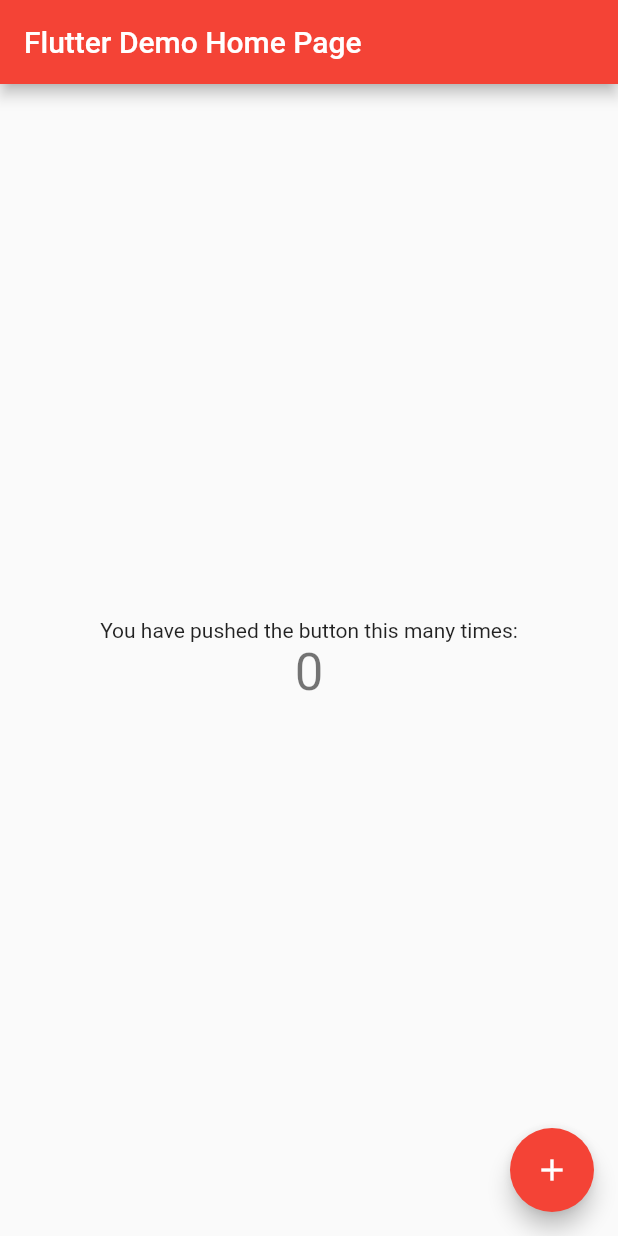
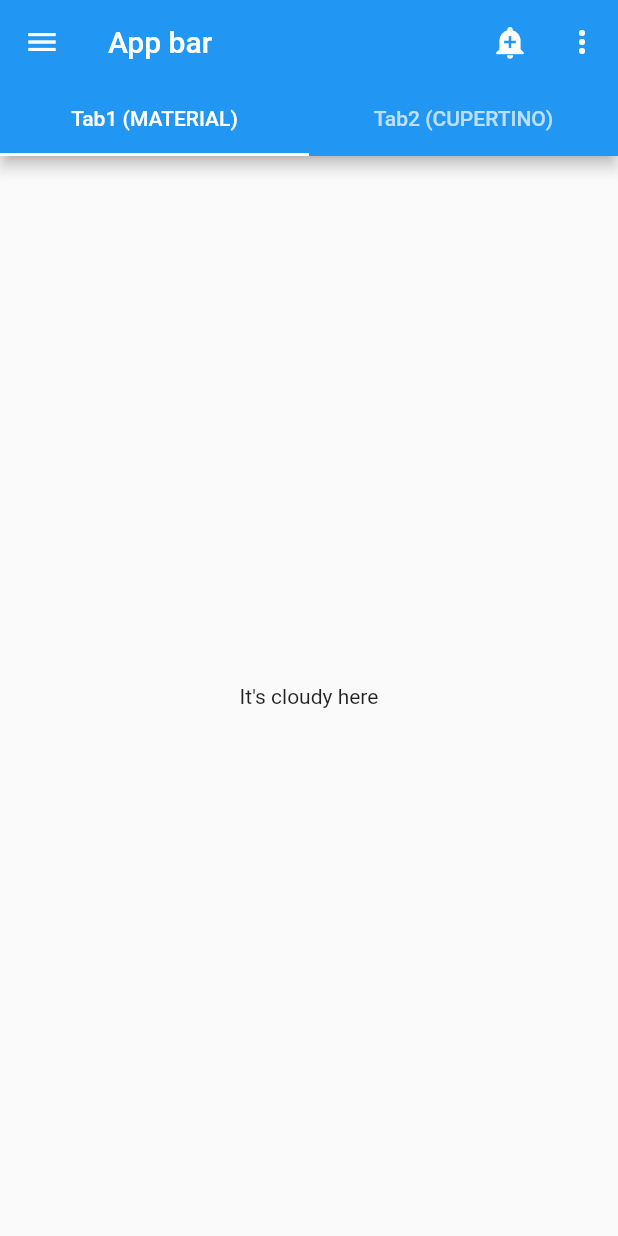
Before and after one commit to BabyTigerDaddy/baby_tiger_sample, a Flutter app: the screen it shows after launch, on a phone screen of 412 x 824 dp. Run offline on Flutter 3.47's test engine with Material 2 defaults, Android fonts, the phone set to English and light mode, and no system bars.

Commit message:
Create Main Screen 1. App Bar - leading, title, actions 2. Tab - TabController, TabBar, TabBarView

```diff
--- a/lib/main.dart
+++ b/lib/main.dart
@@ -1,115 +1,18 @@
 import 'package:flutter/material.dart';
+import 'package:baby_tiger_sample/screens/main_screen.dart';
 
-void main() {
-  runApp(const MyApp());
-}
+void main() => runApp(const MyApp());
 
 class MyApp extends StatelessWidget {
   const MyApp({super.key});
 
-  // This widget is the root of your application.
+  static const String _title = 'Baby Tiger Sample';
+
   @override
   Widget build(BuildContext context) {
-    return MaterialApp(
-      title: 'Flutter Demo',
-      theme: ThemeData(
-        // This is the theme of your application.
-        //
-        // Try running your application with "flutter run". You'll see the
-        // application has a blue toolbar. Then, without quitting the app, try
-        // changing the primarySwatch below to Colors.green and then invoke
-        // "hot reload" (press "r" in the console where you ran "flutter run",
-        // or simply save your changes to "hot reload" in a Flutter IDE).
-        // Notice that the counter didn't reset back to zero; the application
-        // is not restarted.
-        primarySwatch: Colors.red,
-      ),
-      home: const MyHomePage(title: 'Flutter Demo Home Page'),
+    return const MaterialApp(
+      title: _title,
+      home: MyStatefulWidget(),
     );
   }
 }
-
-class MyHomePage extends StatefulWidget {
-  const MyHomePage({super.key, required this.title});
-
-  // This widget is the home page of your application. It is stateful, meaning
-  // that it has a State object (defined below) that contains fields that affect
-  // how it looks.
-
-  // This class is the configuration for the state. It holds the values (in this
-  // case the title) provided by the parent (in this case the App widget) and
-  // used by the build method of the State. Fields in a Widget subclass are
-  // always marked "final".
-
-  final String title;
-
-  @override
-  State<MyHomePage> createState() => _MyHomePageState();
-}
-
-class _MyHomePageState extends State<MyHomePage> {
-  int _counter = 0;
-
-  void _incrementCounter() {
-    setState(() {
-      // This call to setState tells the Flutter framework that something has
-      // changed in this State, which causes it to rerun the build method below
-      // so that the display can reflect the updated values. If we changed
-      // _counter without calling setState(), then the build method would not be
-      // called again, and so nothing would appear to happen.
-      _counter++;
-    });
-  }
-
-  @override
-  Widget build(BuildContext context) {
-    // This method is rerun every time setState is called, for instance as done
-    // by the _incrementCounter method above.
-    //
-    // The Flutter framework has been optimized to make rerunning build methods
-    // fast, so that you can just rebuild anything that needs updating rather
-    // than having to individually change instances of widgets.
-    return Scaffold(
-      appBar: AppBar(
-        // Here we take the value from the MyHomePage object that was created by
-        // the App.build method, and use it to set our appbar title.
-        title: Text(widget.title),
-      ),
-      body: Center(
-        // Center is a layout widget. It takes a single child and positions it
-        // in the middle of the parent.
-        child: Column(
-          // Column is also a layout widget. It takes a list of children and
-          // arranges them vertically. By default, it sizes itself to fit its
-          // children horizontally, and tries to be as tall as its parent.
-          //
-          // Invoke "debug painting" (press "p" in the console, choose the
-          // "Toggle Debug Paint" action from the Flutter Inspector in Android
-          // Studio, or the "Toggle Debug Paint" command in Visual Studio Code)
-          // to see the wireframe for each widget.
-          //
-          // Column has various properties to control how it sizes itself and
-          // how it positions its children. Here we use mainAxisAlignment to
-          // center the children vertically; the main axis here is the vertical
-          // axis because Columns are vertical (the cross axis would be
-          // horizontal).
-          mainAxisAlignment: MainAxisAlignment.center,
-          children: <Widget>[
-            const Text(
-              'You have pushed the button this many times:',
-            ),
-            Text(
-              '$_counter',
-              style: Theme.of(context).textTheme.headline4,
-            ),
-          ],
-        ),
-      ),
-      floatingActionButton: FloatingActionButton(
-        onPressed: _incrementCounter,
-        tooltip: 'Increment',
-        child: const Icon(Icons.add),
-      ), // This trailing comma makes auto-formatting nicer for build methods.
-    );
-  }
-}
--- /dev/null
+++ b/lib/screens/main_screen.dart
@@ -0,0 +1,82 @@
+import 'package:flutter/material.dart';
+
+class MyStatefulWidget extends StatefulWidget {
+  const MyStatefulWidget({super.key});
+
+  @override
+  State<MyStatefulWidget> createState() => _MyStatefulWidgetState();
+}
+
+class _MyStatefulWidgetState extends State<MyStatefulWidget>
+    with TickerProviderStateMixin {
+  late TabController _tabController;
+
+  @override
+  void initState() {
+    super.initState();
+    _tabController = TabController(length: 2, vsync: this);
+  }
+
+  @override
+  Widget build(BuildContext context) {
+    return Scaffold(
+      appBar: AppBar(
+        leading: IconButton(
+          tooltip: "open drawer",
+          icon: const Icon(Icons.menu),
+          onPressed: () {},
+        ),
+        title: const Text('App bar'),
+        actions: [
+          IconButton(
+            icon: const Icon(Icons.add_alert),
+            tooltip: 'Show Snackbar',
+            onPressed: () {
+              ScaffoldMessenger.of(context).showSnackBar(
+                  const SnackBar(content: Text('This is a snackbar')));
+            },
+          ),
+          PopupMenuButton<Text>(
+            itemBuilder: (context) {
+              return [
+                const PopupMenuItem(
+                  child: Text(
+                    "First",
+                  ),
+                ),
+                const PopupMenuItem(
+                  child: Text(
+                    "Second",
+                  ),
+                ),
+              ];
+            }
+          )
+        ],
+        bottom: TabBar(
+          controller: _tabController,
+          tabs: const <Widget>[
+            Tab(
+              text: "Tab1 (MATERIAL)",
+            ),
+            Tab(
+              text: "Tab2 (CUPERTINO)",
+            ),
+          ],
+        ),
+
+      ),
+      body: TabBarView(
+        controller: _tabController,
+        children: const <Widget>[
+          Center(
+            child: Text("It's cloudy here"),
+          ),
+          Center(
+            child: Text("It's rainy here"),
+          ),
+        ],
+      ),
+    );
+  }
+}
```
